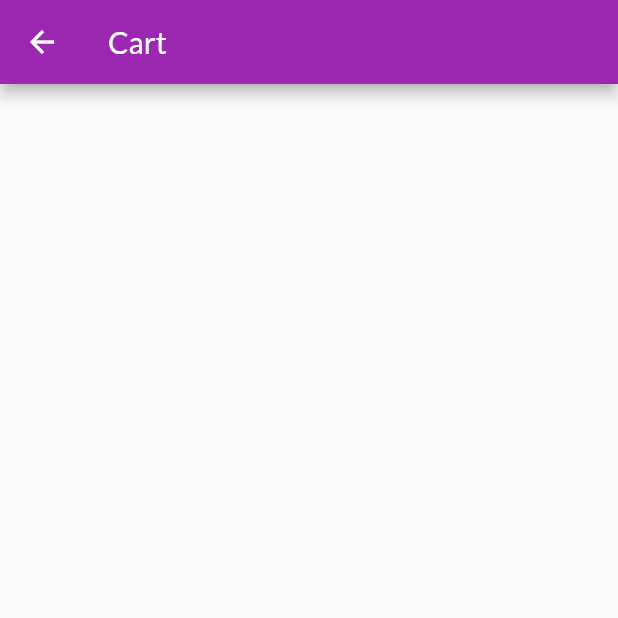
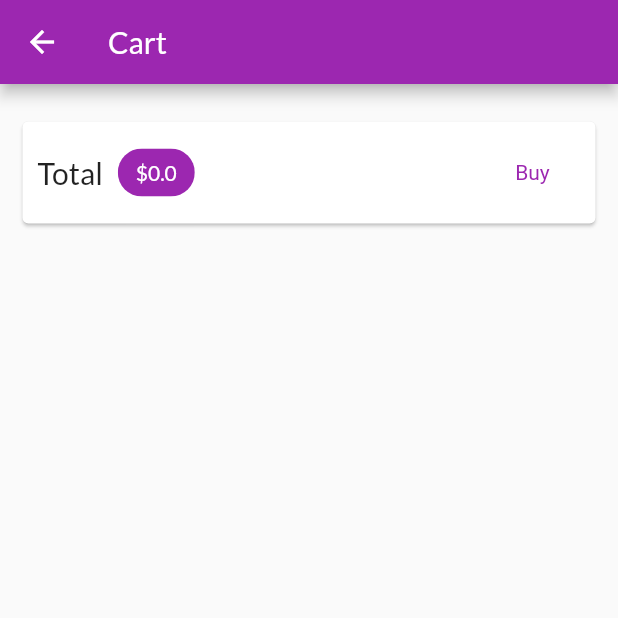
Before and after one commit to oElberte/shop, a Flutter app: the CartScreen screen opened by its route, on a phone screen of 412 x 824 dp, the top half of it. Run offline on Flutter 3.47's test engine with Material 2 defaults, Android fonts, the phone set to English and light mode, and no system bars; network calls fail.

Commit message:
Cart screen updates

```diff
--- a/lib/models/cart.dart
+++ b/lib/models/cart.dart
@@ -32,6 +32,7 @@ class Cart with ChangeNotifier {
           name: existingItem.name,
           quantity: existingItem.quantity + 1,
           price: existingItem.price,
+          imageUrl: existingItem.imageUrl,
         ),
       );
     } else {
@@ -43,6 +44,7 @@ class Cart with ChangeNotifier {
           name: product.name,
           quantity: 1,
           price: product.price,
+          imageUrl: product.imageUrl,
         ),
       );
     }
--- a/lib/models/cart_item.dart
+++ b/lib/models/cart_item.dart
@@ -4,6 +4,7 @@ class CartItem {
   final String name;
   final int quantity;
   final double price;
+  final String imageUrl;
 
   CartItem({
     required this.id,
@@ -11,5 +12,6 @@ class CartItem {
     required this.name,
     required this.quantity,
     required this.price,
+    required this.imageUrl,
   });
 }
--- a/lib/screens/cart_screen.dart
+++ b/lib/screens/cart_screen.dart
@@ -1,13 +1,69 @@
 import 'package:flutter/material.dart';
+import 'package:provider/provider.dart';
+import 'package:shop/components/cart_item_widget.dart';
+import 'package:shop/models/cart.dart';
 
 class CartScreen extends StatelessWidget {
   const CartScreen({Key? key}) : super(key: key);
 
   @override
   Widget build(BuildContext context) {
+    final Cart cart = Provider.of(context);
+    final items = cart.items.values.toList();
+
     return Scaffold(
       appBar: AppBar(
-        title: Text('Cart'),
+        title: const Text('Cart'),
+      ),
+      body: Column(
+        children: [
+          Card(
+            margin: const EdgeInsets.symmetric(
+              horizontal: 15,
+              vertical: 25,
+            ),
+            child: Padding(
+              padding: const EdgeInsets.all(10),
+              child: Row(
+                mainAxisAlignment: MainAxisAlignment.spaceBetween,
+                children: [
+                  const Text(
+                    'Total',
+                    style: TextStyle(
+                      fontSize: 20,
+                    ),
+                  ),
+                  const SizedBox(width: 10),
+                  Chip(
+                    backgroundColor: Theme.of(context).colorScheme.primary,
+                    label: Text(
+                      '\$${cart.totalAmount}',
+                      style: TextStyle(
+                        color:
+                            Theme.of(context).primaryTextTheme.headline6?.color,
+                      ),
+                    ),
+                  ),
+                  const Spacer(),
+                  TextButton(
+                    onPressed: () {},
+                    child: const Text('Buy'),
+                    style: TextButton.styleFrom(
+                      textStyle: TextStyle(
+                          color: Theme.of(context).colorScheme.primary),
+                    ),
+                  ),
+                ],
+              ),
+            ),
+          ),
+          Expanded(
+            child: ListView.builder(
+              itemCount: items.length,
+              itemBuilder: (ctx, i) => CartItemWidget(items[i]),
+            ),
+          ),
+        ],
       ),
     );
   }
```
Also changed, not shown: lib/components/cart_item_widget.dart (added, +71 -0 lines).
